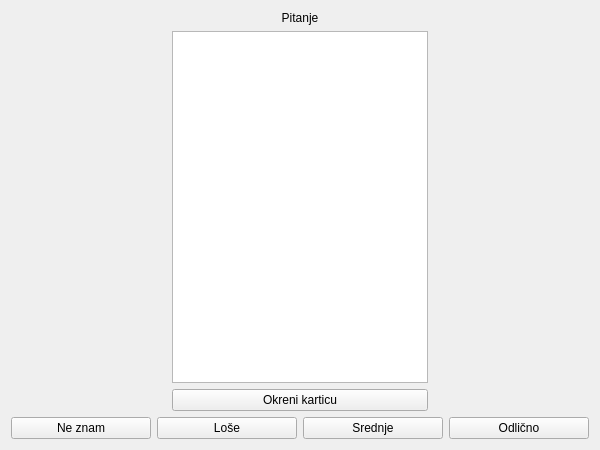
Qt form app/forms/studysessionwindow.ui (bogdans55/StudySphere) before a commit.
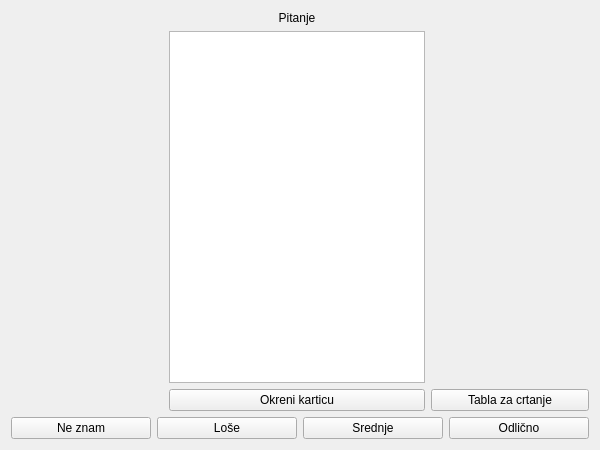
The same form after that commit. Icons and pictures are not drawn.

Commit message: Added whiteboard functionality to StudySessionWindow

Patch:
```diff
--- a/app/forms/studysessionwindow.ui
+++ b/app/forms/studysessionwindow.ui
@@ -65,6 +65,8 @@
       </layout>
      </item>
      <item>
+      <layout class="QVBoxLayout" name="verticalLayout">
+       <item>
       <spacer name="horizontalSpacer_2">
        <property name="orientation">
         <enum>Qt::Horizontal</enum>
@@ -76,6 +78,28 @@
         </size>
        </property>
       </spacer>
+       </item>
+       <item>
+        <spacer name="verticalSpacer">
+         <property name="orientation">
+          <enum>Qt::Vertical</enum>
+         </property>
+         <property name="sizeHint" stdset="0">
+          <size>
+           <width>20</width>
+           <height>40</height>
+          </size>
+         </property>
+        </spacer>
+       </item>
+       <item>
+        <widget class="QPushButton" name="pushButton_whiteboard">
+         <property name="text">
+          <string>Tabla za crtanje</string>
+         </property>
+        </widget>
+       </item>
+      </layout>
      </item>
     </layout>
    </item>
```
Left out of the diff: 2 changed lines with no effect on the pictures. Lines whose indentation alone changed are shown as unchanged. The commit also changes 7 other files.
